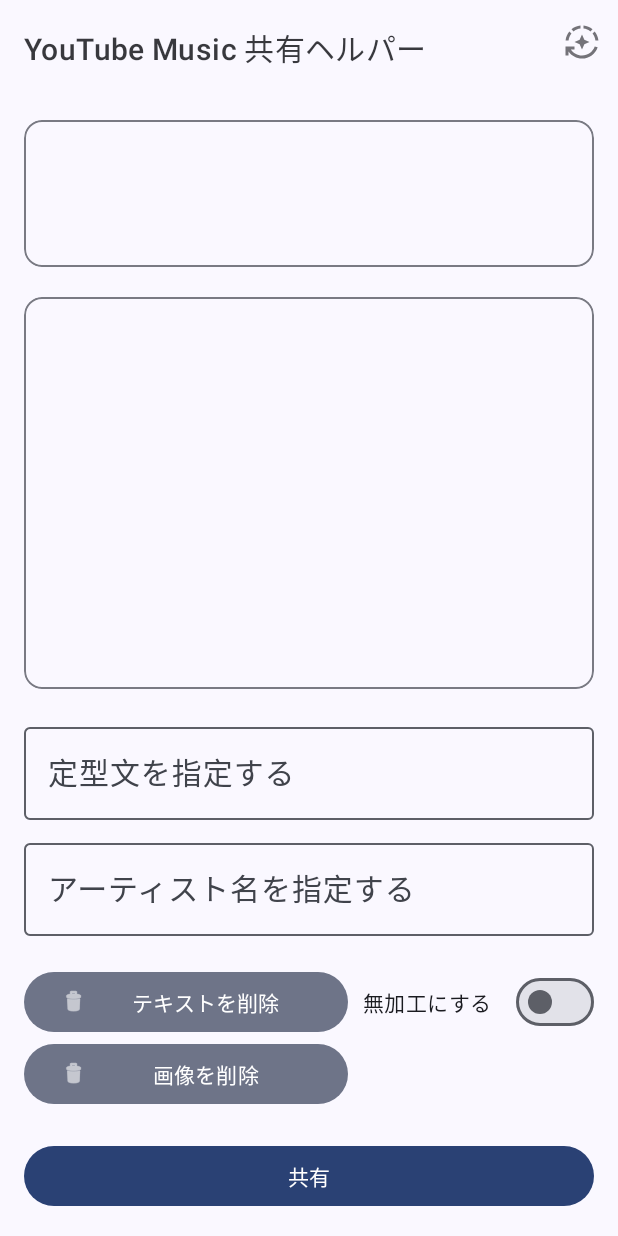
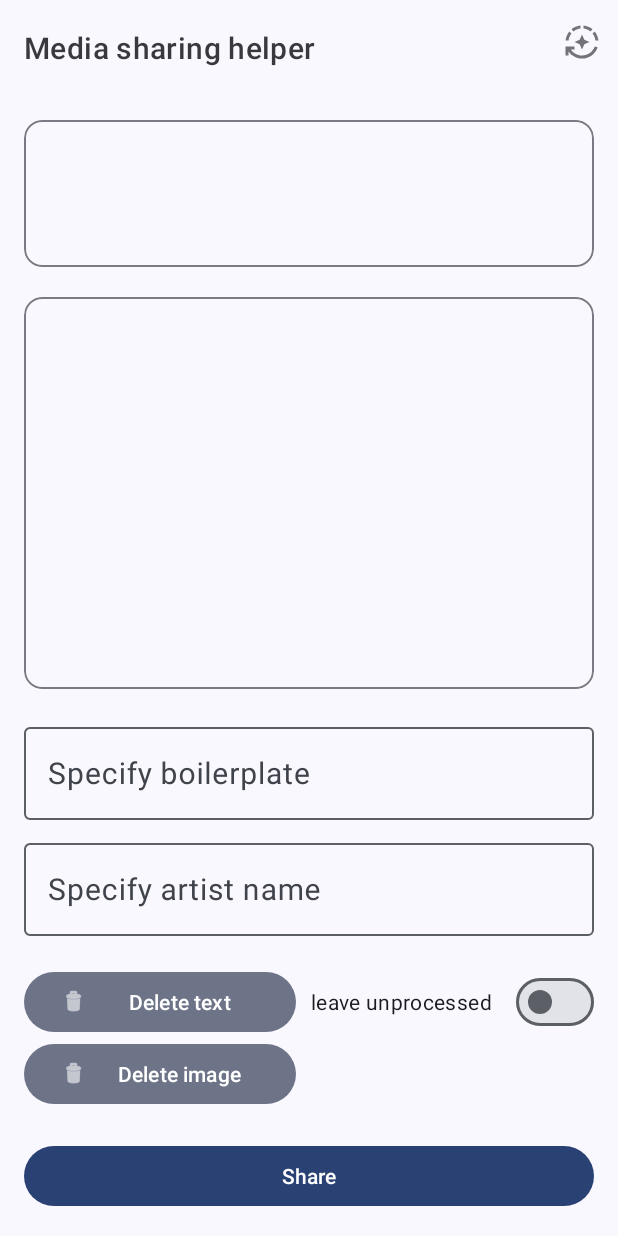
Before and after one commit to u1tramarinet/YouTubeMusicShareHelper, an Android app: the screen it shows after launch (MainActivity), on a phone screen of 412 x 824 dp. Run offline under Robolectric (Android 15) with nearby library versions, the phone set to English and light mode, and no system bars; our stand-ins replace Dagger/Hilt's generated code, data binding; libraries missing offline, so code that uses them is left out: androidx.palette.graphics; 10 statements that could not run were skipped.

Commit message:
Localization.(English and Japanese)

```diff
--- a/app/src/main/res/values/strings.xml
+++ b/app/src/main/res/values/strings.xml
@@ -1,29 +1,29 @@
 <resources>
-    <string name="app_name">YouTube Music 共有ヘルパー</string>
-    <string name="label_text">共有に備える</string>
+    <string name="app_name">Media sharing helper</string>
+    <string name="label_text">Ready to share</string>
     <string name="label_image">@string/label_text</string>
-    <string name="share">共有</string>
-    <string name="share_x">%sを共有</string>
-    <string name="shared_x">共有する%s</string>
-    <string name="and">と</string>
-    <string name="text">テキスト</string>
-    <string name="delete_text">テキストを削除</string>
-    <string name="text_empty_message">他アプリの共有選択画面から\n「%s」を選択しよう</string>
-    <string name="image">画像</string>
-    <string name="delete_image">画像を削除</string>
-    <string name="image_empty_message">他アプリの共有選択画面から\n「%s」を選択しよう\n\nまたはクリックして画像選択しよう\n\n※画像のトリミングや編集には対応していません</string>
-    <string name="suffix">定型文を指定する</string>
-    <string name="suffix_help">例: #NowPlaying</string>
-    <string name="artist">アーティスト名を指定する</string>
-    <string name="image_picker">画像を指定する</string>
-    <string name="text_raw">無加工にする</string>
-    <string name="dark_mode">ダークモード</string>
-    <string name="on">オン</string>
-    <string name="off">オフ</string>
-    <string name="use_battery_saver_setting">バッテリーセーバーによる設定を使う</string>
-    <string name="use_device_setting">端末の設定を使う</string>
-    <string name="action_light_mode">ライトモード</string>
+    <string name="share">Share</string>
+    <string name="share_x">Share %s</string>
+    <string name="shared_x">%s to share</string>
+    <string name="and">" and "</string>
+    <string name="text">Text</string>
+    <string name="delete_text">Delete text</string>
+    <string name="text_empty_message">Select \"%s\" from the share selection screen of other apps.</string>
+    <string name="image">Image</string>
+    <string name="delete_image">Delete image</string>
+    <string name="image_empty_message">Select \"%s\" from the share selection screen of other apps\n\nor click to select an image.\n\n*Image trimming and editing are not supported.</string>
+    <string name="suffix">Specify boilerplate</string>
+    <string name="suffix_help">Example: #NowPlaying</string>
+    <string name="artist">Specify artist name</string>
+    <string name="image_picker">Choose image</string>
+    <string name="text_raw">leave unprocessed</string>
+    <string name="dark_mode">Dark mode</string>
+    <string name="on">On</string>
+    <string name="off">Off</string>
+    <string name="use_battery_saver_setting">Use battery saver settings</string>
+    <string name="use_device_setting">Use device settings</string>
+    <string name="action_light_mode">Light mode</string>
     <string name="action_dark_mode">@string/dark_mode</string>
-    <string name="action_auto_mode">オート</string>
-    <string name="history">履歴</string>
+    <string name="action_auto_mode">Auto</string>
+    <string name="history">History</string>
 </resources>
```
Also changed, not shown: 1 other file.
